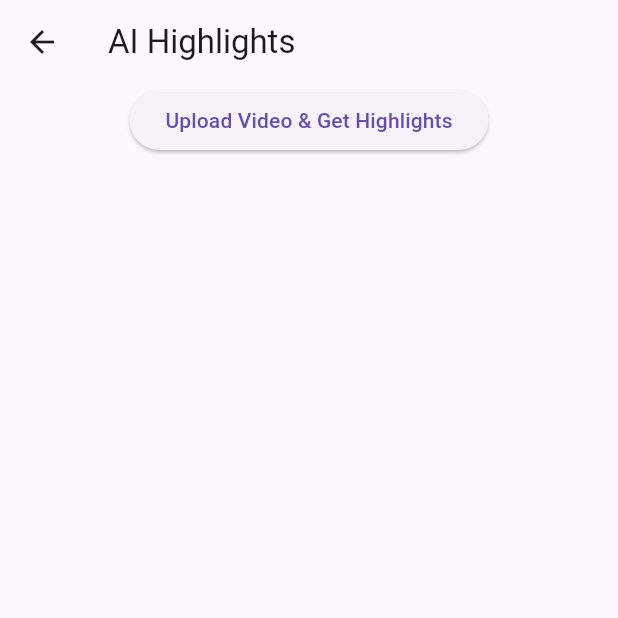
After one commit to Maxedout2442/relive, a Flutter app: the VideoPage screen opened by its route, after a tap on "Upload Video & Get Highlights", on a phone screen of 412 x 824 dp, the top half of it. The commit adds this screen. Run offline on Flutter 3.47's test engine with Material 3 defaults, Android fonts, the phone set to English and light mode, and no system bars; our stand-ins replace cloud_firestore, file_picker, firebase_auth, firebase_core, image_picker, lottie and 1 more; missing offline and left inert: video_compress; accounts and stored records are empty; network calls fail.

Commit message:
Updated code 11-09-25, 17:43

```diff
--- /dev/null
+++ b/lib/backend/video_page.dart
@@ -0,0 +1,62 @@
+import 'dart:io';
+import 'package:flutter/material.dart';
+import 'api_service.dart';
+import 'package:file_picker/file_picker.dart';
+
+class VideoPage extends StatefulWidget {
+  const VideoPage({super.key});
+
+  @override
+  State<VideoPage> createState() => _VideoPageState();
+}
+
+class _VideoPageState extends State<VideoPage> {
+  final ApiService api = ApiService();
+  List<dynamic> highlights = [];
+
+  Future<void> pickAndUploadVideo() async {
+    FilePickerResult? result = await FilePicker.platform.pickFiles(type: FileType.video);
+    if (result != null) {
+      File file = File(result.files.single.path!);
+
+      // Upload video to FastAPI
+      String? filePath = await api.uploadVideo(file);
+
+      if (filePath != null) {
+        String filename = filePath.split("/").last; // extract filename
+        List<dynamic> data = await api.getHighlights(filename);
+
+        setState(() {
+          highlights = data;
+        });
+      }
+    }
+  }
+
+  @override
+  Widget build(BuildContext context) {
+    return Scaffold(
+      appBar: AppBar(title: const Text("AI Highlights")),
+      body: Column(
+        children: [
+          ElevatedButton(
+            onPressed: pickAndUploadVideo,
+            child: const Text("Upload Video & Get Highlights"),
+          ),
+          Expanded(
+            child: ListView.builder(
+              itemCount: highlights.length,
+              itemBuilder: (context, index) {
+                final scene = highlights[index];
+                return ListTile(
+                  title: Text("Scene ${scene['scene']}"),
+                  subtitle: Text("Start: ${scene['start']} - End: ${scene['end']}"),
+                );
+              },
+            ),
+          )
+        ],
+      ),
+    );
+  }
+}
--- a/lib/main.dart
+++ b/lib/main.dart
@@ -10,6 +10,7 @@ import 'screens/home_page.dart';
 import 'screens/upload_screen.dart';
 import 'screens/results_screen.dart';
 import 'screens/settings_page.dart';
+import 'backend/video_page.dart';
 
 // Providers
 import 'package:relive/providers/theme_provider.dart';
@@ -51,14 +52,16 @@ class MyApp extends StatelessWidget {
         builder: (context, snapshot) {
           if (snapshot.connectionState == ConnectionState.waiting) {
             return const Scaffold(
-                body: Center(child: CircularProgressIndicator()));
+              body: Center(child: CircularProgressIndicator()),
+            );
           }
           if (snapshot.hasData) {
             final user = snapshot.data!;
             final username = user.displayName ?? user.email!.split('@')[0];
-            // ✅ Try to show displayName, otherwise fallback to email prefix
+            // ✅ user is logged in → go to HomePage
             return HomePage();
           }
+          // ✅ user not logged in → go to Login
           return LoginPage(onTap: () {
             Navigator.pushReplacementNamed(context, '/signup');
           });
@@ -71,14 +74,16 @@ class MyApp extends StatelessWidget {
         '/signup': (context) => SignupPage(onTap: () {
           Navigator.pushReplacementNamed(context, '/login');
         }),
-        '/home': (context) {
-          return const HomePage();
-        },
+        '/home': (context) => const HomePage(),
+        '/upload': (context) => UploadScreen(),
+        '/results': (context) => const ResultsScreen(
+          videoUrl: "demo",
+          highlights: [],
+        ),
+        '/settings': (context) => const SettingsPage(),
 
-
-        '/upload': (context) => UploadScreen(),
-        '/results': (context) => const ResultsScreen(videoUrl: "demo"),
-        '/settings': (context) => const SettingsPage(),
+        // ✅ New route for AI Highlights
+        '/video': (context) => const VideoPage(),
       },
     );
   }
--- a/lib/screens/home_page.dart
+++ b/lib/screens/home_page.dart
@@ -143,7 +143,7 @@ class _HomePageState extends State<HomePage> {
                   children: [
                     _buildRecentUploadsCard(),
                     _buildDemoCard(Icons.insights, "AI Results", Colors.blueAccent),
-                    _buildDemoCard(Icons.analytics, "Analytics Demo", Colors.orangeAccent),
+                    _buildDemoCard(Icons.analytics, "Auto-Captioning", Colors.orangeAccent),
                     _buildDemoCard(Icons.star, "Highlights", Colors.greenAccent),
                   ],
                 ),
@@ -197,7 +197,7 @@ class _HomePageState extends State<HomePage> {
           child: Column(
             mainAxisSize: MainAxisSize.min,
             children: const [
-              Icon(Icons.upload_file, size: 50, color: Colors.purpleAccent),
+              Icon(Icons.upload_file, size: 50, color: Colors.black),
               SizedBox(height: 10),
               Text(
                 "Recent Uploads",
--- a/pubspec.yaml
+++ b/pubspec.yaml
@@ -23,6 +23,8 @@ dependencies:
   shared_preferences: ^2.2.2
   image_picker: ^1.1.2
   http: ^1.2.0
+  video_compress: ^3.1.2
+
 
 dev_dependencies:
   flutter_test:
```
Also changed, not shown: lib/backend/api_service.dart (added, +36 -0 lines), lib/screens/results_screen.dart (+128 -6 lines), lib/screens/upload_screen.dart (+59 -6 lines), pubspec.lock, 1 other file.
